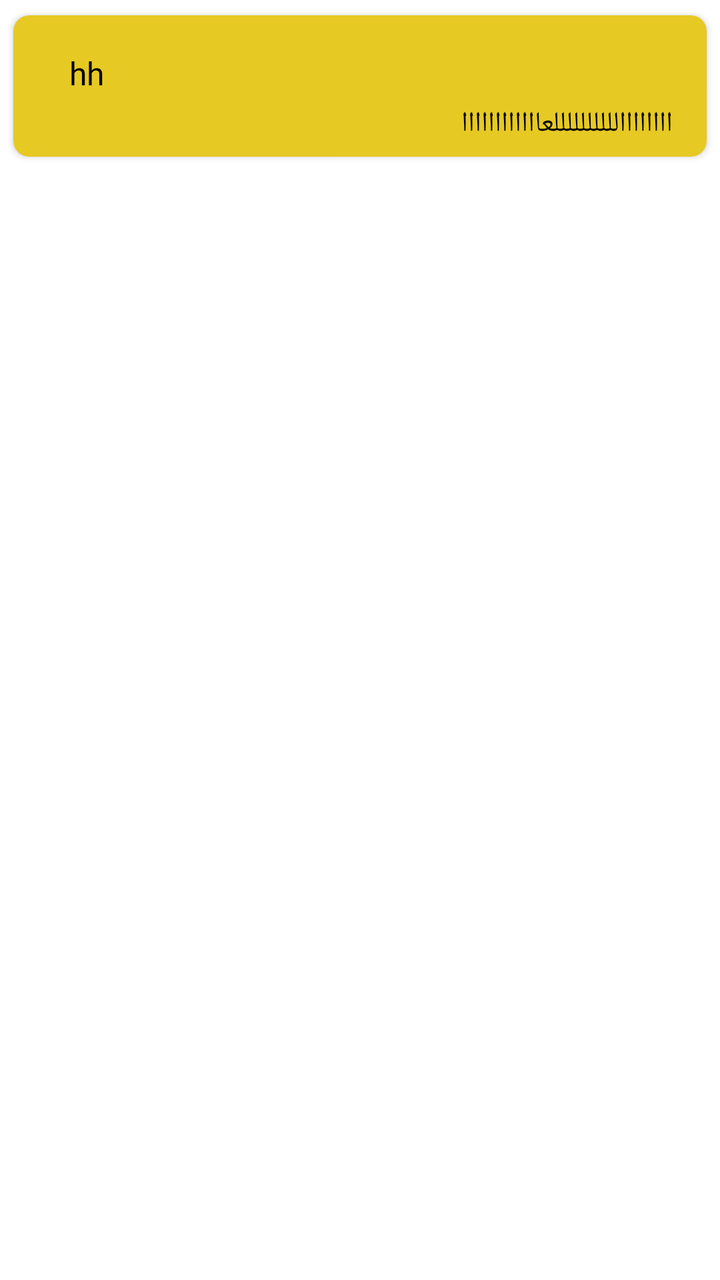
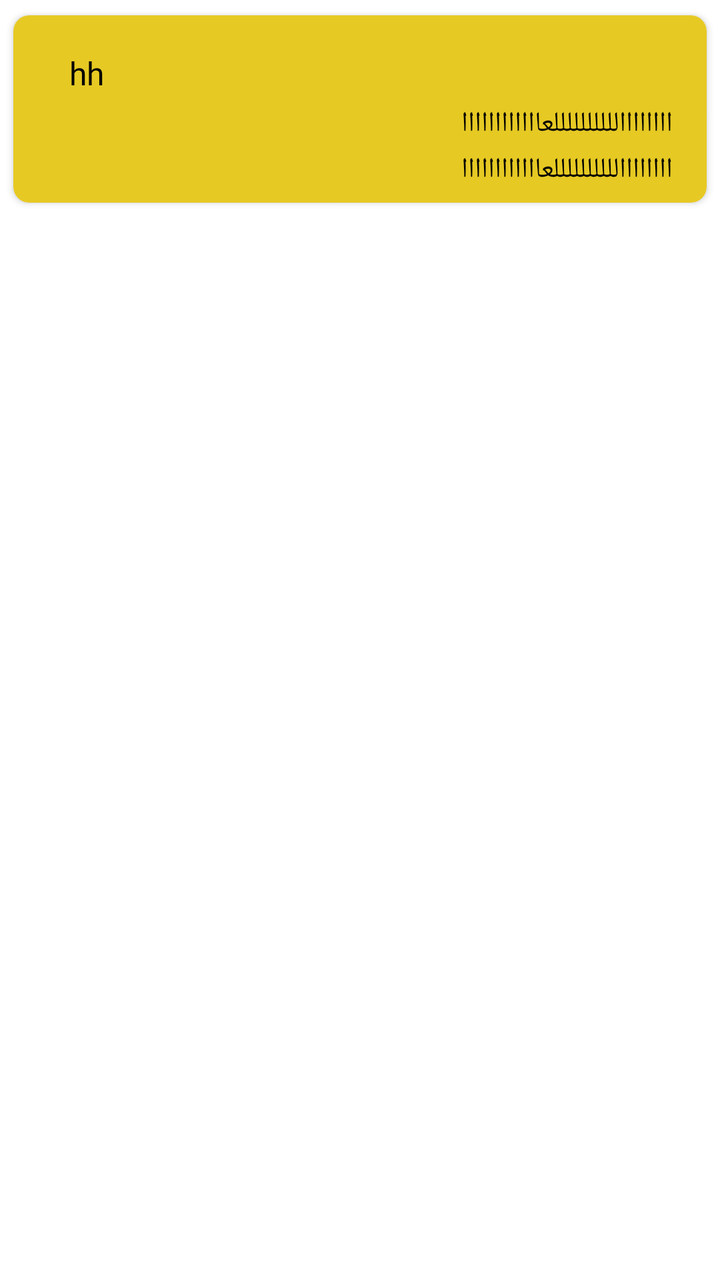

Before-and-after screenshots of an Android layout around one commit, followed by the original layout XML and the change that was made.
<!-- AndroidManifest.xml: application theme Theme.NewDesign -->
<!-- res/layout/item_layout_notifications.xml -->
<?xml version="1.0" encoding="utf-8"?>
<layout xmlns:android="http://schemas.android.com/apk/res/android"
    xmlns:app="http://schemas.android.com/apk/res-auto">

    <androidx.constraintlayout.widget.ConstraintLayout
        android:layout_width="match_parent"
        android:layout_height="wrap_content"
        android:padding="2dp"
        >

        <androidx.cardview.widget.CardView
            android:id="@+id/cardview"
            android:layout_width="match_parent"
            android:layout_height="wrap_content"
            app:cardCornerRadius="8dp"
            app:cardUseCompatPadding="true"
            app:layout_constraintEnd_toEndOf="parent"
            app:layout_constraintStart_toStartOf="parent"
            app:layout_constraintTop_toTopOf="parent">

            <androidx.constraintlayout.widget.ConstraintLayout
                android:id="@+id/layout_services"
                android:layout_width="match_parent"
                android:layout_height="match_parent"
                android:background="@color/yellow"
                android:padding="5dp">

                <androidx.constraintlayout.widget.ConstraintLayout
                    android:id="@+id/layout_doctorsDetail"
                    android:layout_width="match_parent"
                    android:layout_height="wrap_content"
                    android:layout_margin="10dp"
                    app:layout_constraintEnd_toEndOf="parent"
                    app:layout_constraintStart_toStartOf="parent"
                    app:layout_constraintTop_toTopOf="parent">


                    <androidx.appcompat.widget.AppCompatTextView
                        android:id="@+id/tv_title"
                        android:layout_width="0dp"
                        android:layout_height="wrap_content"
                        android:layout_marginStart="10dp"
                        android:fontFamily="@font/avenirltstd_black"
                        android:gravity="start"
                        android:padding="3dp"
                        android:text="hh"
                        android:textColor="@color/black"
                        android:textSize="16sp"
                        app:layout_constraintEnd_toEndOf="parent"
                        app:layout_constraintStart_toStartOf="parent"
                        app:layout_constraintTop_toTopOf="parent" />

                    <androidx.appcompat.widget.AppCompatTextView
                        android:id="@+id/tv_specialistName"
                        android:layout_width="0dp"
                        android:layout_height="wrap_content"
                        android:layout_marginStart="10dp"
                        android:fontFamily="@font/avenirltstd_roman"
                        android:gravity="start"
                        android:padding="2dp"
                        android:text="ااااااااللللللللللعاااااااااااا"
                        android:textColor="@color/black"
                        android:textSize="14sp"
                        android:layout_marginBottom="@dimen/_5sdp"
                        app:layout_constraintBottom_toBottomOf="parent"
                        app:layout_constraintStart_toStartOf="parent"
                        app:layout_constraintEnd_toEndOf="parent"
                        app:layout_constraintTop_toBottomOf="@+id/tv_title" />

                </androidx.constraintlayout.widget.ConstraintLayout>








            </androidx.constraintlayout.widget.ConstraintLayout>
        </androidx.cardview.widget.CardView>


    </androidx.constraintlayout.widget.ConstraintLayout>

</layout>
<!-- resources referenced by this layout -->
<resources>
  <color name="black">#FF000000</color>
  <color name="yellow">#E6C923</color>
  <style name="Theme.NewDesign" parent="Theme.MaterialComponents.Light.NoActionBar">
          
          <item name="colorPrimary">@color/purple_500</item>
          <item name="colorPrimaryVariant">@color/purple_700</item>
          <item name="colorOnPrimary">@color/white</item>
          
          <item name="colorSecondary">#0639BA</item>
          <item name="colorSecondaryVariant">@color/teal_700</item>
          <item name="colorOnSecondary">@color/black</item>
          
          <item name="android:statusBarColor">?attr/colorPrimaryVariant</item>
          
      </style>
  <color name="purple_500">#AEB3BE</color>
  <color name="purple_700">#FF3700B3</color>
  <color name="white">#FFFFFFFF</color>
  <color name="teal_700">#FF018786</color>
</resources>

<!-- the commit's change to res/layout/item_layout_notifications.xml (unified diff, before → after) -->
@@ -62,10 +62,25 @@
                         android:textColor="@color/black"
                         android:textSize="14sp"
                         android:layout_marginBottom="@dimen/_5sdp"
-                        app:layout_constraintBottom_toBottomOf="parent"
                         app:layout_constraintStart_toStartOf="parent"
                         app:layout_constraintEnd_toEndOf="parent"
                         app:layout_constraintTop_toBottomOf="@+id/tv_title" />
+                    <androidx.appcompat.widget.AppCompatTextView
+                            android:id="@+id/tv_date"
+                            android:layout_width="0dp"
+                            android:layout_height="wrap_content"
+                            android:layout_marginStart="10dp"
+                            android:fontFamily="@font/avenirltstd_roman"
+                            android:gravity="start"
+                            android:padding="2dp"
+                            android:text="ااااااااللللللللللعاااااااااااا"
+                            android:textColor="@color/black"
+                            android:textSize="14sp"
+                            android:layout_marginBottom="@dimen/_5sdp"
+                            app:layout_constraintBottom_toBottomOf="parent"
+                            app:layout_constraintStart_toStartOf="parent"
+                            app:layout_constraintEnd_toEndOf="parent"
+                            app:layout_constraintTop_toBottomOf="@+id/tv_specialistName" />
 
                 </androidx.constraintlayout.widget.ConstraintLayout>
 
